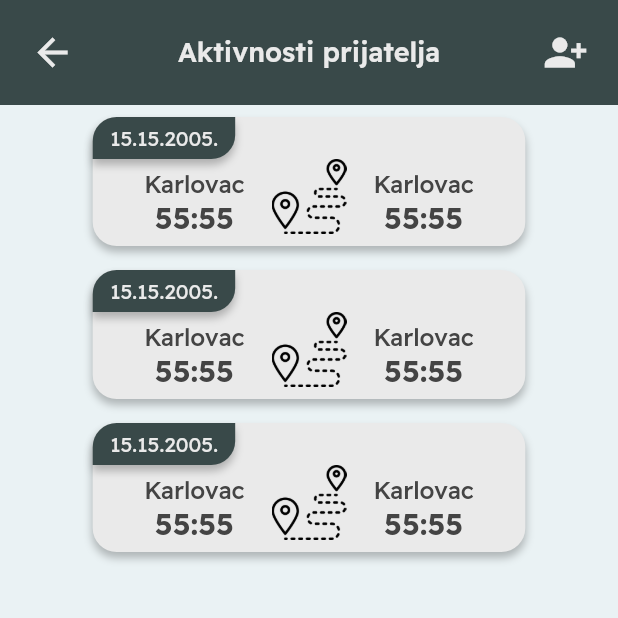
After one commit to CroAnna/BikerZone, a Flutter app: the FriendsActivityScreen screen opened directly, on a phone screen of 412 x 824 dp, the top half of it. The commit adds this screen. Run offline on Flutter 3.47's test engine with Material 2 defaults, Android fonts, the light colour scheme and no system bars; our stand-ins replace cloud_firestore, dot_navigation_bar, firebase_auth, firebase_core, firebase_storage, fluttertoast and 1 more; accounts and stored records are empty.

Commit message:
[ADD] friend's activity screen, friend's ride, change bottom navbar

```diff
--- a/lib/screens/add_ride_screen.dart
+++ b/lib/screens/add_ride_screen.dart
@@ -56,6 +56,7 @@ class _AddRideScreenState extends State<AddRideScreen> {
     final screenWidth = MediaQuery.of(context).size.width;
 
     return Scaffold(
+      backgroundColor: const Color(0xFFEAF2F4),
       body: SafeArea(
           child: SingleChildScrollView(
         child: Column(
--- a/lib/screens/friend_list_screen.dart
+++ b/lib/screens/friend_list_screen.dart
@@ -1,6 +1,8 @@
 import 'package:bikerzone/models/user.dart';
+import 'package:bikerzone/screens/search_friends_screen.dart';
 import 'package:bikerzone/services/user_service.dart';
 import 'package:bikerzone/widgets/top_navigation_custom.dart';
+import 'package:bikerzone/widgets/unanimated_route.dart';
 import 'package:bikerzone/widgets/user_card_custom.dart';
 import 'package:cloud_firestore/cloud_firestore.dart';
 import 'package:firebase_auth/firebase_auth.dart';
@@ -36,8 +38,14 @@ class _FriendListScreenState extends State<FriendListScreen> {
             TopNavigationCustom(
               leftIcon: Icons.arrow_back,
               mainText: "Moji prijatelji",
-              rightIcon: null,
+              rightIcon: Icons.person_add_alt_1,
               isSmall: true,
+              rightOnTap: () => {
+                Navigator.push(
+                  context,
+                  UnanimatedRoute(builder: (context) => const SearchFriendsScreen()),
+                )
+              },
             ),
             StreamBuilder<QuerySnapshot>(
                 stream: _streamFriends,
--- /dev/null
+++ b/lib/screens/friends_activity_screen.dart
@@ -0,0 +1,36 @@
+import 'package:bikerzone/screens/search_friends_screen.dart';
+import 'package:bikerzone/widgets/friends_ride_card_custom.dart';
+import 'package:bikerzone/widgets/top_navigation_custom.dart';
+import 'package:bikerzone/widgets/unanimated_route.dart';
+import 'package:flutter/material.dart';
+
+class FriendsActivityScreen extends StatelessWidget {
+  const FriendsActivityScreen({super.key});
+
+  @override
+  Widget build(BuildContext context) {
+    return Scaffold(
+      backgroundColor: const Color(0xFFEAF2F4),
+      body: SafeArea(
+          child: Column(
+        children: [
+          TopNavigationCustom(
+            leftIcon: Icons.arrow_back,
+            mainText: "Aktivnosti prijatelja",
+            rightIcon: Icons.person_add_alt_1,
+            isSmall: true,
+            rightOnTap: () => {
+              Navigator.push(
+                context,
+                UnanimatedRoute(builder: (context) => const SearchFriendsScreen()),
+              )
+            },
+          ),
+          FriendsRideCardCustom(),
+          FriendsRideCardCustom(),
+          FriendsRideCardCustom()
+        ],
+      )),
+    );
+  }
+}
--- a/lib/screens/home_screen.dart
+++ b/lib/screens/home_screen.dart
@@ -1,4 +1,5 @@
 import 'package:bikerzone/screens/add_ride_screen.dart';
+import 'package:bikerzone/screens/friends_activity_screen.dart';
 import 'package:bikerzone/screens/my_rides_screen.dart';
 import 'package:flutter/material.dart';
 
@@ -11,8 +12,8 @@ class HomeScreen extends StatelessWidget {
     final List<Map<String, dynamic>> itemsList;
     itemsList = [
       {"imgName": "motorbike", "text": "Nova grupna vožnja", "page": const AddRideScreen()},
-      {"imgName": "camera", "text": "Današnja slika", "page": const AddRideScreen()},
-      {"imgName": "rider", "text": "Moje vožnje", "page": MyRidesScreen()},
+      {"imgName": "rider", "text": "Moje vožnje", "page": const MyRidesScreen()},
+      {"imgName": "world", "text": "Aktivnosti prijatelja", "page": const FriendsActivityScreen()},
     ];
 
     return Scaffold(
--- a/lib/screens/my_rides_screen.dart
+++ b/lib/screens/my_rides_screen.dart
@@ -27,6 +27,7 @@ class _MyRidesScreenState extends State<MyRidesScreen> {
   @override
   Widget build(BuildContext context) {
     return Scaffold(
+      backgroundColor: const Color(0xFFEAF2F4),
       body: SafeArea(
           child: Column(
         children: [
--- a/lib/screens/whats_hot_screen.dart
+++ b/lib/screens/search_friends_screen.dart
@@ -1,19 +1,20 @@
 import 'package:bikerzone/models/user.dart';
 import 'package:bikerzone/services/user_service.dart';
 import 'package:bikerzone/widgets/search_bar_custom.dart';
+import 'package:bikerzone/widgets/top_navigation_custom.dart';
 import 'package:bikerzone/widgets/user_card_custom.dart';
 import 'package:cloud_firestore/cloud_firestore.dart';
 import 'package:flutter/material.dart';
 import 'package:fluttertoast/fluttertoast.dart';
 
-class WhatsHotScreen extends StatefulWidget {
-  WhatsHotScreen({super.key});
+class SearchFriendsScreen extends StatefulWidget {
+  const SearchFriendsScreen({super.key});
 
   @override
-  State<WhatsHotScreen> createState() => _WhatsHotScreenState();
+  State<SearchFriendsScreen> createState() => _SearchFriendsScreenState();
 }
 
-class _WhatsHotScreenState extends State<WhatsHotScreen> {
+class _SearchFriendsScreenState extends State<SearchFriendsScreen> {
   Future<QuerySnapshot>? usersList;
   String usernameText = '';
 
@@ -41,6 +42,12 @@ class _WhatsHotScreenState extends State<WhatsHotScreen> {
           height: 600,
           child: Column(
             children: [
+              TopNavigationCustom(
+                leftIcon: Icons.arrow_back,
+                mainText: "Pronađi prijatelje",
+                rightIcon: null,
+                isSmall: true,
+              ),
               Padding(
                 padding: const EdgeInsets.all(20),
                 child: SearchBarCustom(inputText: usernameText, initSearch: initSearchFromTheBeginning),
--- a/lib/widgets/bottom_navigation_custom.dart
+++ b/lib/widgets/bottom_navigation_custom.dart
@@ -1,14 +1,12 @@
 import 'package:bikerzone/screens/find_ride_screen.dart';
 import 'package:bikerzone/screens/home_screen.dart';
 import 'package:bikerzone/screens/profile_screen.dart';
-import 'package:bikerzone/screens/whats_hot_screen.dart';
 import 'package:flutter/material.dart';
 import 'package:dot_navigation_bar/dot_navigation_bar.dart';
 
 List<Widget> _widgetOptions = <Widget>[
   const HomeScreen(),
   const FindRideScreen(),
-  WhatsHotScreen(),
   const ProfileScreen(),
 ];
 
@@ -30,10 +28,7 @@ Scaffold bottomNavigationCustom(BuildContext context, int selectedIndex, Functio
           icon: Icon(Icons.language, size: selectedIndex == 1 ? 50 : 40),
         ),
         DotNavigationBarItem(
-          icon: Icon(Icons.whatshot, size: selectedIndex == 2 ? 50 : 40),
-        ),
-        DotNavigationBarItem(
-          icon: Icon(Icons.person, size: selectedIndex == 3 ? 50 : 40),
+          icon: Icon(Icons.person, size: selectedIndex == 2 ? 50 : 40),
         ),
       ],
       enablePaddingAnimation: false,
--- /dev/null
+++ b/lib/widgets/friends_ride_card_custom.dart
@@ -0,0 +1,112 @@
+import 'package:flutter/material.dart';
+
+class FriendsRideCardCustom extends StatelessWidget {
+  const FriendsRideCardCustom({super.key});
+
+  @override
+  Widget build(BuildContext context) {
+    final screenWidth = MediaQuery.of(context).size.width;
+
+    return Padding(
+      padding: const EdgeInsets.all(8.0),
+      child: Container(
+        width: screenWidth * 0.7,
+        decoration: BoxDecoration(
+          color: const Color(0xFFEAEAEA),
+          borderRadius: BorderRadius.circular(16),
+          boxShadow: [
+            BoxShadow(
+              color: Colors.black.withOpacity(0.25),
+              spreadRadius: 0,
+              blurRadius: 4,
+              offset: const Offset(0, 4),
+            ),
+          ],
+        ),
+        child: Column(crossAxisAlignment: CrossAxisAlignment.start, children: [
+          Container(
+            width: 95,
+            decoration: BoxDecoration(
+              color: const Color(0xFF394949),
+              borderRadius: BorderRadius.only(topLeft: Radius.circular(16), bottomRight: Radius.circular(16)),
+              boxShadow: [
+                BoxShadow(
+                  color: Colors.black.withOpacity(0.25),
+                  spreadRadius: 0,
+                  blurRadius: 4,
+                  offset: const Offset(0, 4),
+                ),
+              ],
+            ),
+            child: const Padding(
+              padding: EdgeInsets.symmetric(
+                vertical: 5,
+              ),
+              child: Center(
+                child: Text(
+                  "15.15.2005.",
+                  textAlign: TextAlign.left,
+                  style: TextStyle(color: Color(0xFFEAEAEA)),
+                ),
+              ),
+            ),
+          ),
+          Row(
+            mainAxisAlignment: MainAxisAlignment.center,
+            children: [
+              const Column(
+                children: [
+                  Text(
+                    "Karlovac",
+                    style: TextStyle(
+                      fontWeight: FontWeight.w500,
+                      fontSize: 16,
+                      color: Color(0xFF444444),
+                    ),
+                  ),
+                  Text(
+                    "55:55",
+                    style: TextStyle(
+                      fontWeight: FontWeight.bold,
+                      fontSize: 20,
+                      color: Color(0xFF444444),
+                    ),
+                  )
+                ],
+              ),
+              const SizedBox(width: 10),
+              Padding(
+                padding: const EdgeInsets.only(left: 8, right: 8, bottom: 8),
+                child: Image.asset(
+                  'lib/images/destination.png',
+                  height: 50,
+                ),
+              ),
+              const SizedBox(width: 10),
+              const Column(
+                children: [
+                  Text(
+                    "Karlovac",
+                    style: TextStyle(
+                      fontWeight: FontWeight.w500,
+                      fontSize: 16,
+                      color: Color(0xFF444444),
+                    ),
+                  ),
+                  Text(
+                    "55:55",
+                    style: TextStyle(
+                      fontWeight: FontWeight.bold,
+                      fontSize: 20,
+                      color: Color(0xFF444444),
+                    ),
+                  )
+                ],
+              ),
+            ],
+          ),
+        ]),
+      ),
+    );
+  }
+}
```
Also changed, not shown: lib/images/camera.png (deleted), lib/images/world.png (added).
